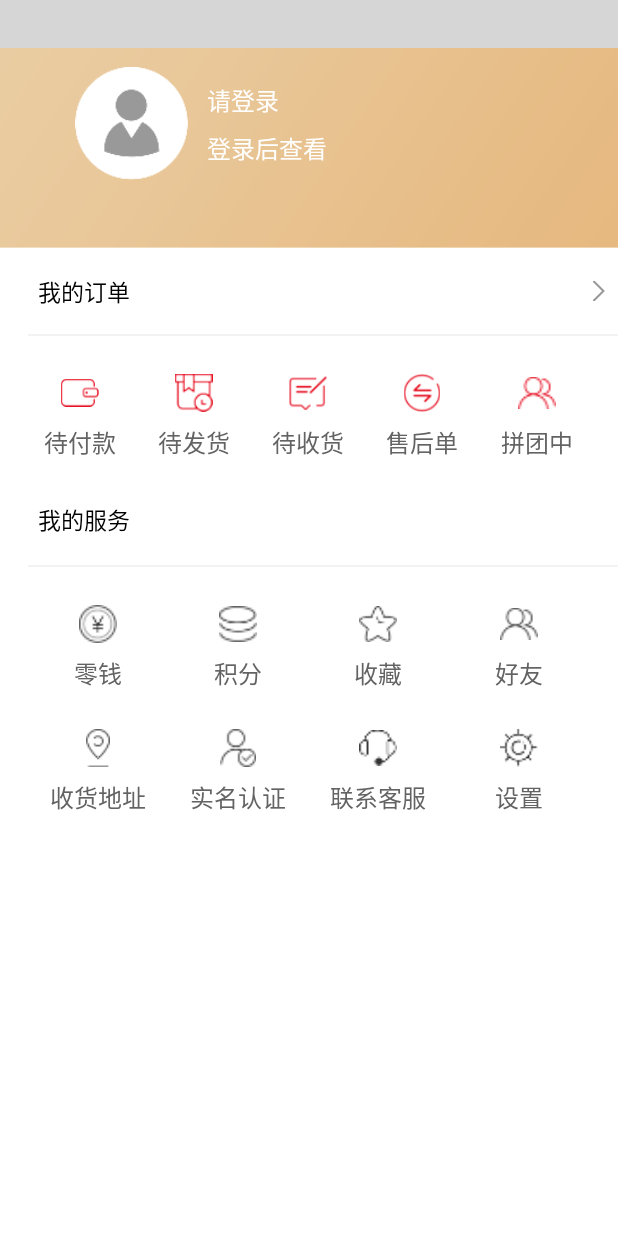
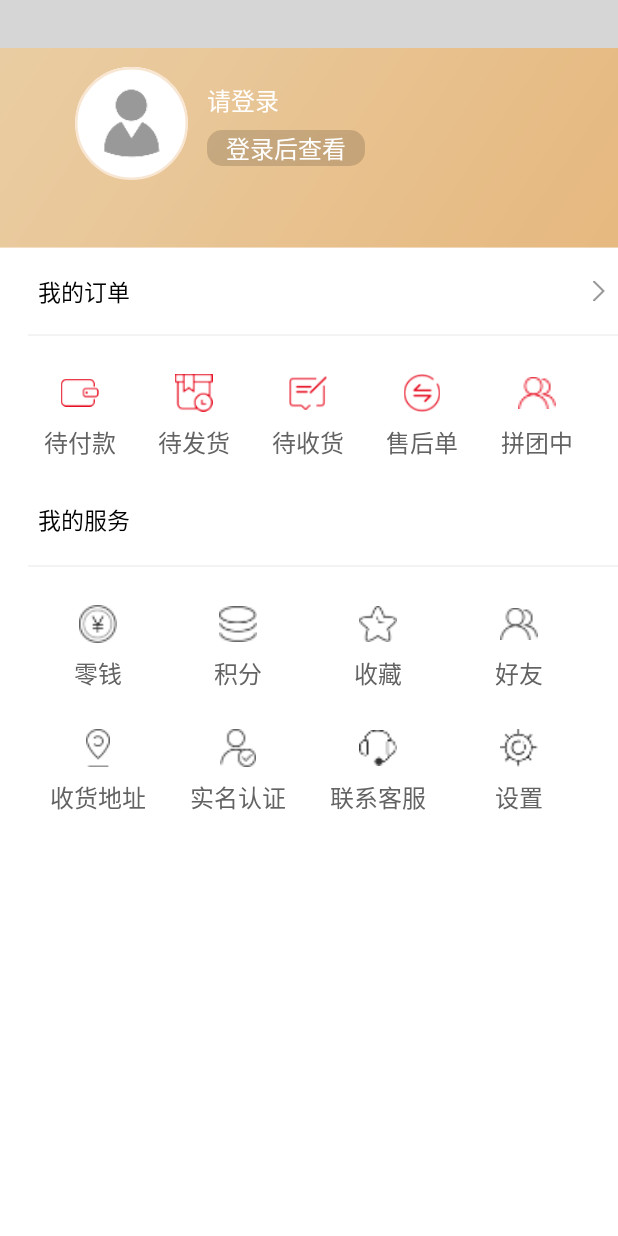
Before and after one commit to zp-up/codesource, an Android app: the layout fragment_mine_layout.xml on its own in the app's theme, with its tools: preview values and no code run, on a phone screen of 412 x 824 dp. Run offline under Robolectric (Android 15) with nearby library versions, the phone set to English and light mode, and no system bars; plain views replace ClassicsHeader, SmartRefreshLayout; grey boxes are pictures that could not be loaded.

Commit message:
[IPSC][更改“我的”布局，替换背景图片、增加头像描边、增加账号描述信息背景色]

```diff
--- /dev/null
+++ b/InternationalPavilionShopCenter/app/src/main/res/drawable/gray_text_background.xml
@@ -0,0 +1,5 @@
+<?xml version="1.0" encoding="utf-8"?>
+<shape xmlns:android="http://schemas.android.com/apk/res/android">
+<solid android:color="#26000000" />
+<corners android:radius="10dp" />
+</shape>
--- /dev/null
+++ b/InternationalPavilionShopCenter/app/src/main/res/drawable/icon_mine_defaul_head.xml
@@ -0,0 +1,14 @@
+<?xml version="1.0" encoding="utf-8"?><!--<shape xmlns:android="http://schemas.android.com/apk/res/android"--><!--android:innerRadius="34dp"--><!--android:shape="ring"--><!--android:thickness="0.5dp"--><!--android:useLevel="false">--><!--<stroke--><!--android:width="0.5dp"--><!--android:color="#ff6652" />--><!--&lt;!&ndash; f8e6d2 ff6652 &ndash;&gt;--><!--</shape>-->
+
+<shape xmlns:android="http://schemas.android.com/apk/res/android"
+    android:shape="oval"
+    android:useLevel="false">
+    <stroke
+        android:width="0.5dp"
+        android:color="#f8e6d2" />
+
+    <size
+        android:width="30dp"
+        android:height="30dp" />
+
+</shape>
--- a/InternationalPavilionShopCenter/app/src/main/res/layout/fragment_mine_layout.xml
+++ b/InternationalPavilionShopCenter/app/src/main/res/layout/fragment_mine_layout.xml
@@ -18,20 +18,32 @@
                 android:layout_width="match_parent"
                 android:layout_height="wrap_content">
                 <RelativeLayout
-                    android:background="@drawable/bg_mine_head_1"
+                    android:background="@mipmap/bg_mine_head_1"
                     android:layout_width="match_parent"
                     android:layout_height="@dimen/x132">
-                    <ImageView
-                        android:id="@+id/civ_head"
-                        android:src="@mipmap/icon_mine_defaul_head"
+                    <RelativeLayout
+                        android:id="@+id/rl_civ_head"
                         android:layout_marginLeft="@dimen/x40"
                         android:layout_centerVertical="true"
+                        android:gravity="center"
                         android:layout_width="@dimen/x60"
-                        android:layout_height="@dimen/x60" />
+                        android:layout_height="@dimen/x60">
+                        <ImageView
+                            android:id="@+id/civ_head"
+                            android:src="@mipmap/icon_mine_defaul_head"
+                            android:layout_centerInParent="true"
+                            android:layout_width="@dimen/x60"
+                            android:layout_height="@dimen/x60" />
+                        <ImageView
+                            android:src="@drawable/icon_mine_defaul_head"
+                            android:layout_centerInParent="true"
+                            android:layout_width="@dimen/x60"
+                            android:layout_height="@dimen/x60" />
+                    </RelativeLayout>
                     <LinearLayout
                         android:id="@+id/ll_account"
                         android:orientation="vertical"
-                        android:layout_toRightOf="@+id/civ_head"
+                        android:layout_toRightOf="@+id/rl_civ_head"
                         android:layout_marginLeft="@dimen/x10"
                         android:layout_centerVertical="true"
                         android:layout_width="wrap_content"
@@ -46,6 +58,9 @@
                             android:layout_height="wrap_content" />
                         <TextView
                             android:id="@+id/tv_account"
+                            android:paddingStart="@dimen/x10"
+                            android:paddingEnd="@dimen/x10"
+                            android:background="@drawable/gray_text_background"
                             android:layout_marginTop="@dimen/x3"
                             android:text="登录后查看"
                             android:textColor="@color/white"
```
Also changed, not shown: InternationalPavilionShopCenter/app/src/main/res/mipmap-xhdpi/bg_mine_head_1.png (renamed from InternationalPavilionShopCenter/app/src/main/res/drawable/bg_mine_head_1.png), InternationalPavilionShopCenter/app/src/main/res/mipmap-xxhdpi/bg_mine_head_1.png (added), InternationalPavilionShopCenter/app/src/main/res/mipmap-xxxhdpi/bg_mine_head_1.png (added).
